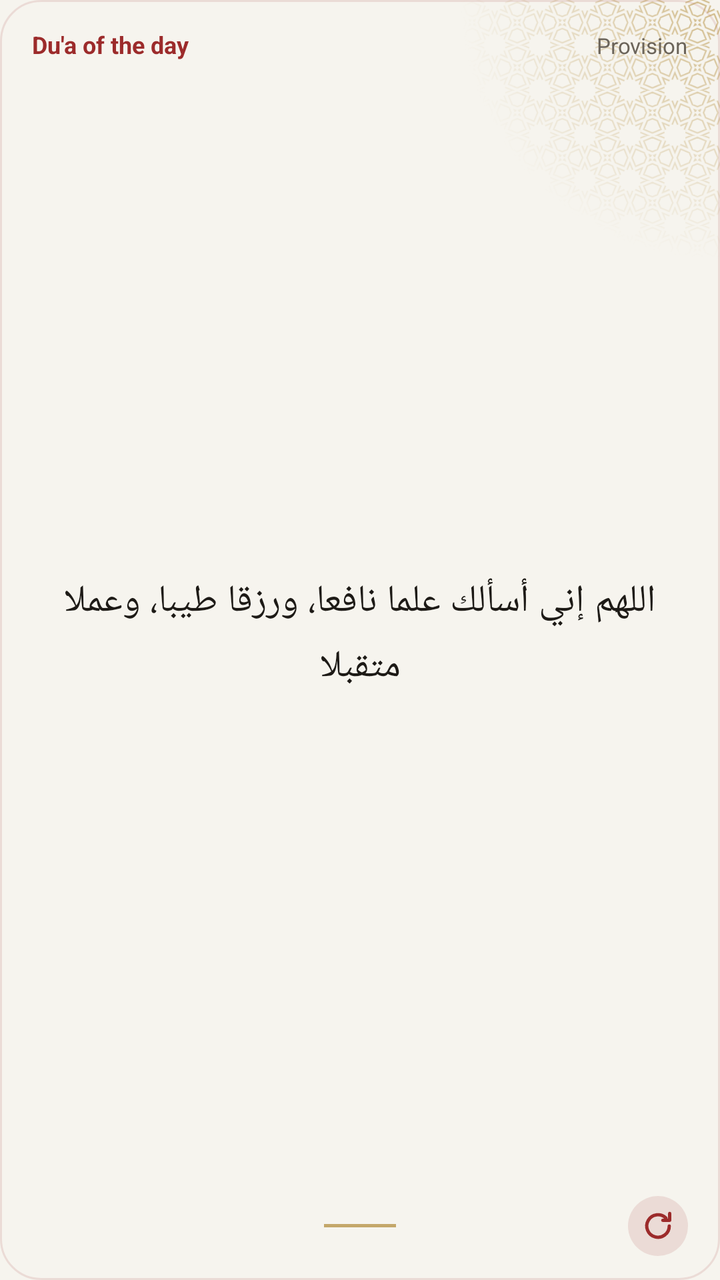
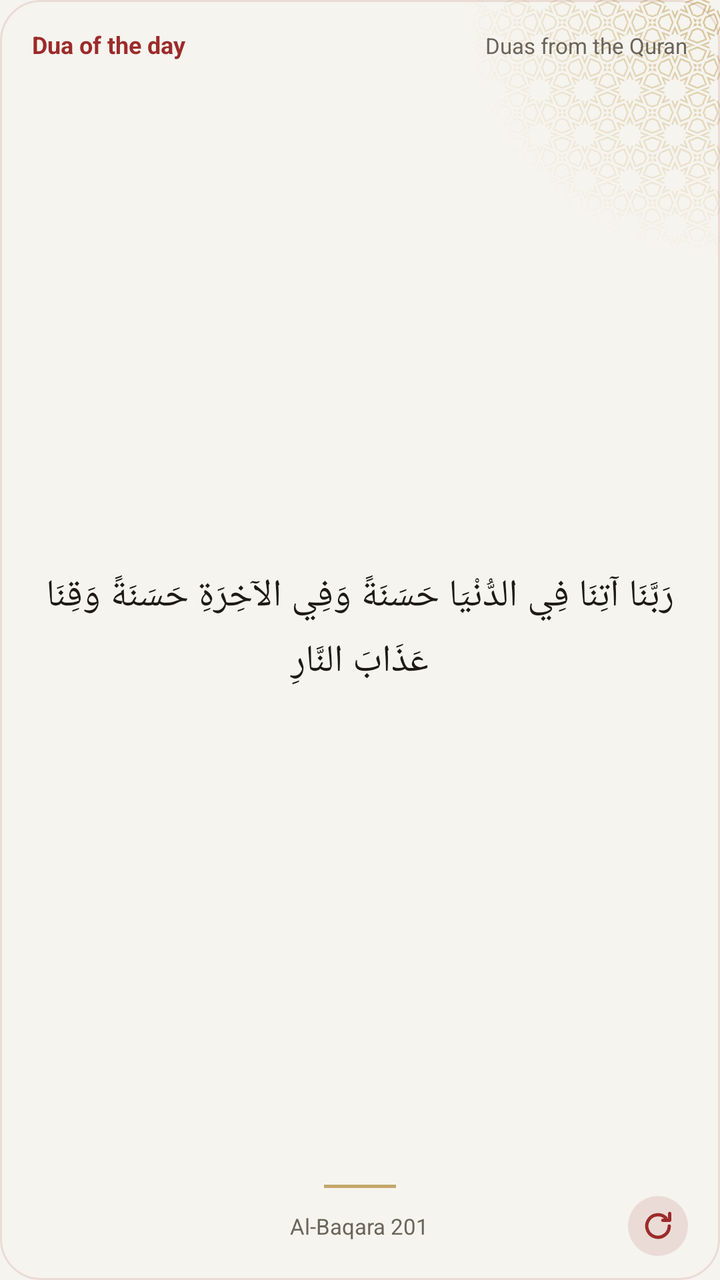

Two renders of the same Android screen: before a commit and after it. Below are the layout's source before the change and the commit's diff.
<!-- AndroidManifest.xml: application theme Theme.App -->
<!-- res/layout/widget_dua_preview.xml -->
<?xml version="1.0" encoding="utf-8"?>
<FrameLayout xmlns:android="http://schemas.android.com/apk/res/android"
    android:id="@+id/dua_root"
    android:layout_width="match_parent" android:layout_height="match_parent"
    android:background="@drawable/widget_paper" android:layoutDirection="locale">
    <ImageView android:layout_width="130dp" android:layout_height="130dp" android:layout_gravity="top|end"
        android:src="@drawable/widget_orn_band" android:tint="@color/widgetOrnament" android:tintMode="src_in"
        android:importantForAccessibility="no"/>
    <LinearLayout
        android:layout_width="match_parent" android:layout_height="match_parent"
        android:orientation="vertical" android:gravity="center_horizontal"
        android:paddingStart="16dp" android:paddingEnd="16dp" android:paddingTop="14dp" android:paddingBottom="12dp">
        <LinearLayout android:layout_width="match_parent" android:layout_height="wrap_content" android:orientation="horizontal">
            <TextView android:layout_width="0dp" android:layout_height="wrap_content" android:layout_weight="1"
                android:text="@string/widgetDuaName" android:textSize="12sp" android:textStyle="bold" android:textColor="@color/widgetAccent" android:maxLines="1"/>
            <TextView android:layout_width="wrap_content" android:layout_height="wrap_content"
                android:text="@string/widgetSample30" android:textSize="11sp" android:textColor="@color/widgetMuted" android:maxLines="1"/>
        </LinearLayout>
        <TextView android:layout_width="match_parent" android:layout_height="0dp" android:layout_weight="1"
            android:layout_marginTop="6dp" android:gravity="center" android:textDirection="rtl"
            android:text="@string/widgetSample35" android:textSize="17sp" android:textColor="@color/widgetInk"
            android:lineSpacingMultiplier="1.25" android:maxLines="4" android:ellipsize="end"
            android:autoSizeTextType="uniform" android:autoSizeMinTextSize="12sp" android:autoSizeMaxTextSize="19sp"/>
        <FrameLayout android:layout_width="match_parent" android:layout_height="30dp">
            <ImageView android:layout_width="36dp" android:layout_height="1.5dp" android:layout_gravity="center"
                android:background="@color/widgetOrnamentRule" android:importantForAccessibility="no"/>
            <ImageView android:layout_width="30dp" android:layout_height="30dp"
                android:layout_gravity="end|center_vertical" android:padding="6dp"
                android:background="@drawable/widget_round" android:src="@drawable/widget_refresh"
                android:tint="@color/widgetAccent" android:tintMode="src_in" android:importantForAccessibility="no"/>
        </FrameLayout>
    </LinearLayout>
</FrameLayout>
<!-- resources referenced by this layout -->
<resources>
  <color name="widgetAccent">#9c2b2b</color>
  <color name="widgetInk">#1d1a16</color>
  <color name="widgetMuted">#6b645a</color>
  <color name="widgetOrnament">#8CB08833</color>
  <color name="widgetOrnamentRule">#B3B08833</color>
  <!-- drawable widget_orn_band (drawable) -->
  <?xml version="1.0" encoding="utf-8"?>
  <bitmap xmlns:android="http://schemas.android.com/apk/res/android"
      android:src="@drawable/widget_orn_band_mask" android:autoMirrored="true"/>
  <!-- drawable widget_paper (drawable) -->
  <?xml version="1.0" encoding="utf-8"?>
  <shape xmlns:android="http://schemas.android.com/apk/res/android" android:shape="rectangle">
      <solid android:color="@color/widgetSurface"/>
      <stroke android:width="1dp" android:color="@color/widgetTrack"/>
      <corners android:radius="20dp"/>
  </shape>
  <!-- drawable widget_refresh (drawable) -->
  <?xml version="1.0" encoding="utf-8"?>
  <vector xmlns:android="http://schemas.android.com/apk/res/android"
      android:width="18dp" android:height="18dp" android:viewportWidth="24" android:viewportHeight="24">
      <path android:pathData="M19.5,12a7.5,7.5 0,1 1,-2.2 -5.3" android:strokeColor="#FFFFFFFF" android:strokeWidth="2.2"
          android:strokeLineCap="round" android:fillColor="#00000000"/>
      <path android:pathData="M19.8,3.6v4.6h-4.6" android:strokeColor="#FFFFFFFF" android:strokeWidth="2.2"
          android:strokeLineCap="round" android:strokeLineJoin="round" android:fillColor="#00000000"/>
  </vector>
  <!-- drawable widget_round (drawable) -->
  <?xml version="1.0" encoding="utf-8"?>
  <shape xmlns:android="http://schemas.android.com/apk/res/android" android:shape="oval">
      <solid android:color="@color/widgetTrack"/>
  </shape>
  <string name="widgetDuaName">Du\'a of the day</string>
  <string name="widgetSample30">Provision</string>
  <string name="widgetSample35" translatable="false">اللهم إني أسألك علما نافعا، ورزقا طيبا، وعملا متقبلا</string>
  <style name="Theme.App" parent="android:Theme.Material.Light.NoActionBar">
          <item name="android:windowBackground">@drawable/window_splash</item>
          <item name="android:statusBarColor">@color/backgroundColor</item>
          <item name="android:navigationBarColor">@color/backgroundColor</item>
      </style>
  <!-- drawable widget_orn_band_mask: webp bitmap (drawable-hdpi, 18976 bytes) -->
  <color name="widgetSurface">#f6f4ee</color>
  <color name="widgetTrack">#1F9c2b2b</color>
  <!-- drawable window_splash (drawable) -->
  <?xml version="1.0" encoding="utf-8"?>
  <layer-list xmlns:android="http://schemas.android.com/apk/res/android">
      <item android:drawable="@color/backgroundColor"/>
      <item android:drawable="@drawable/splash" android:gravity="center" android:width="120dp" android:height="120dp"/>
  </layer-list>
  <color name="backgroundColor">#f6f4ee</color>
  <!-- drawable splash: png bitmap (drawable-hdpi, 52970 bytes) -->
</resources>

<!-- the commit's change to res/layout/widget_dua_preview.xml (unified diff, before → after) -->
@@ -21,9 +21,12 @@
             android:text="@string/widgetSample35" android:textSize="17sp" android:textColor="@color/widgetInk"
             android:lineSpacingMultiplier="1.25" android:maxLines="4" android:ellipsize="end"
             android:autoSizeTextType="uniform" android:autoSizeMinTextSize="12sp" android:autoSizeMaxTextSize="19sp"/>
-        <FrameLayout android:layout_width="match_parent" android:layout_height="30dp">
-            <ImageView android:layout_width="36dp" android:layout_height="1.5dp" android:layout_gravity="center"
-                android:background="@color/widgetOrnamentRule" android:importantForAccessibility="no"/>
+        <ImageView android:layout_width="36dp" android:layout_height="1.5dp"
+            android:background="@color/widgetOrnamentRule" android:importantForAccessibility="no"/>
+        <FrameLayout android:layout_width="match_parent" android:layout_height="30dp" android:layout_marginTop="4dp">
+            <TextView android:layout_width="wrap_content" android:layout_height="wrap_content"
+                android:layout_gravity="center" android:layout_marginStart="38dp" android:layout_marginEnd="38dp"
+                android:text="@string/widgetSample37" android:textSize="11sp" android:textColor="@color/widgetMuted" android:maxLines="1"/>
             <ImageView android:layout_width="30dp" android:layout_height="30dp"
                 android:layout_gravity="end|center_vertical" android:padding="6dp"
                 android:background="@drawable/widget_round" android:src="@drawable/widget_refresh"
<!-- resource entries referenced after the edit -->
@@ -30,9 +30,10 @@
   <shape xmlns:android="http://schemas.android.com/apk/res/android" android:shape="oval">
       <solid android:color="@color/widgetTrack"/>
   </shape>
-  <string name="widgetDuaName">Du\'a of the day</string>
-  <string name="widgetSample30">Provision</string>
-  <string name="widgetSample35" translatable="false">اللهم إني أسألك علما نافعا، ورزقا طيبا، وعملا متقبلا</string>
+  <string name="widgetDuaName">Dua of the day</string>
+  <string name="widgetSample30">Duas from the Quran</string>
+  <string name="widgetSample35" translatable="false">رَبَّنَا آتِنَا فِي الدُّنْيَا حَسَنَةً وَفِي الآخِرَةِ حَسَنَةً وَقِنَا عَذَابَ النَّارِ</string>
+  <string name="widgetSample37">Al-Baqara 201</string>
   <style name="Theme.App" parent="android:Theme.Material.Light.NoActionBar">
           <item name="android:windowBackground">@drawable/window_splash</item>
           <item name="android:statusBarColor">@color/backgroundColor</item>
